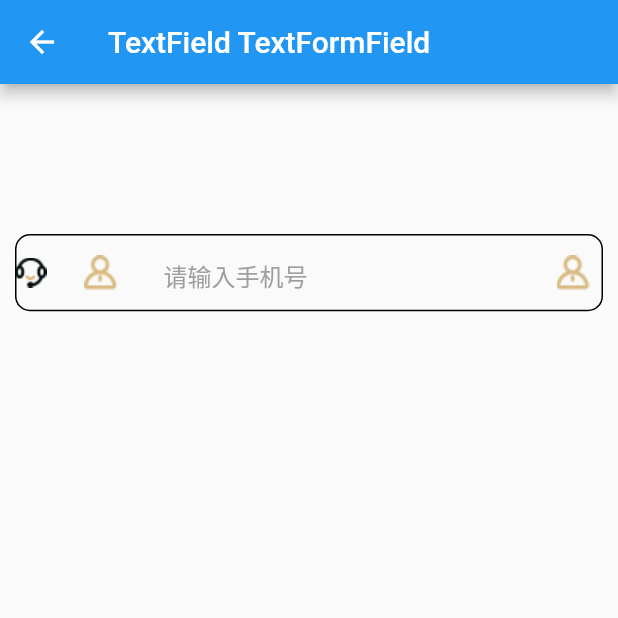
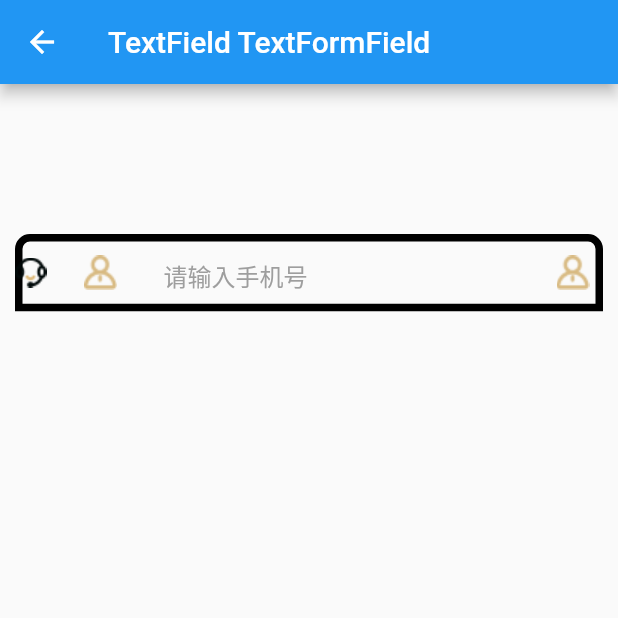
Before and after one commit to iBinbro/fluterApp, a Flutter app: the AppInput screen opened directly, on a phone screen of 412 x 824 dp, the top half of it. Run offline on Flutter 3.47's test engine with Material 2 defaults, Android fonts, the phone set to English and light mode, and no system bars; our stand-ins replace cached_network_image, flutter_swiper_null_safety, smooth_page_indicator, transparent_image.

Commit message:
flutter Border;

```diff
--- a/flutter_app_study_widgets/lib/appTextInput.dart
+++ b/flutter_app_study_widgets/lib/appTextInput.dart
@@ -1,21 +1,26 @@
 import 'package:flutter/material.dart';
 
 class AppInput extends StatelessWidget {
-  @override
-  Widget build(BuildContext context) {
-    return Scaffold(
-        appBar: AppBar(
-          title: Text("TextField TextFormField"),
-        ),
-        body: Padding(
+  Container textFieldContainer = Container(
     padding: EdgeInsets.fromLTRB(10, 100, 10, 10),
     child: DecoratedBox(
       decoration: BoxDecoration(
-              border: Border.all(),
-              // borderRadius: BorderRadius.only(topLeft: Radius.circular(10), topRight: Radius.circular(10)),
-              borderRadius: BorderRadius.circular(10),
+        //四周边框
+        // border:
+        //     Border.all(color: Colors.red, width: 2, style: BorderStyle.solid),
+        border: Border.all(width: 5),
+
+        //A borderRadius can only be given for a uniform Border.
+        //边框圆角 必须有统一的边框属性 top left bottom right必须设置一模一样
+
+        // borderRadius: BorderRadius.only(topLeft: Radius.circular(10)),
+        borderRadius: BorderRadius.only(topLeft: Radius.circular(10), topRight: Radius.circular(10)),
+        // borderRadius: BorderRadius.circular(10),
+
       ),
       child: TextField(
+        //多行输入 null时会自动调整高度
+        maxLines: null,
 
         //光标颜色
         cursorColor: Colors.yellow,
@@ -51,6 +56,14 @@ class AppInput extends StatelessWidget {
         ),
       ),
     ),
-        ));
+  );
+
+  @override
+  Widget build(BuildContext context) {
+    return Scaffold(
+        appBar: AppBar(
+          title: Text("TextField TextFormField"),
+        ),
+        body: textFieldContainer);
   }
 }
```
Lines whose indentation alone changed are shown as unchanged.
